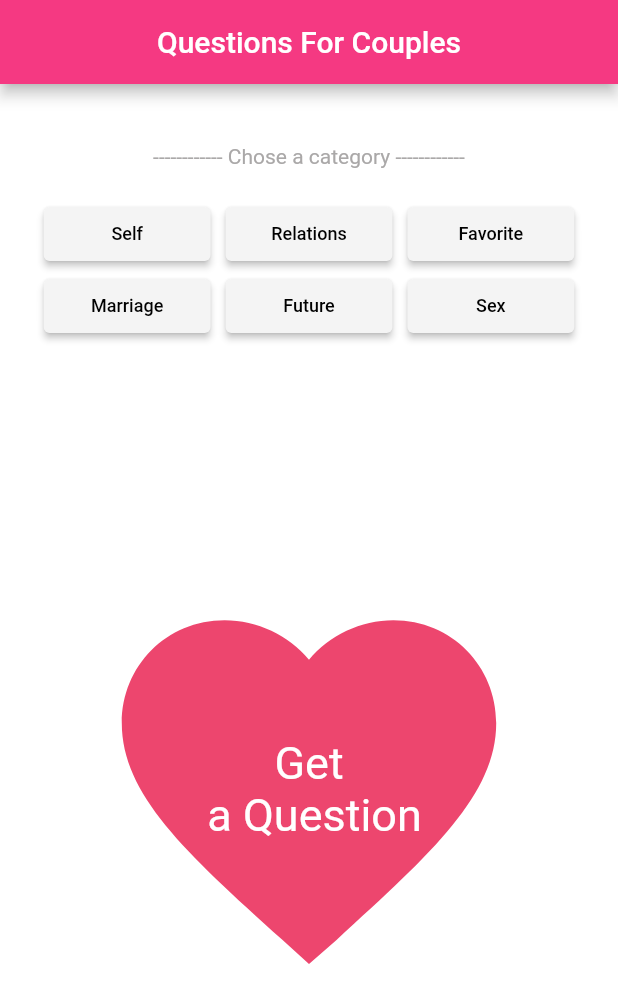
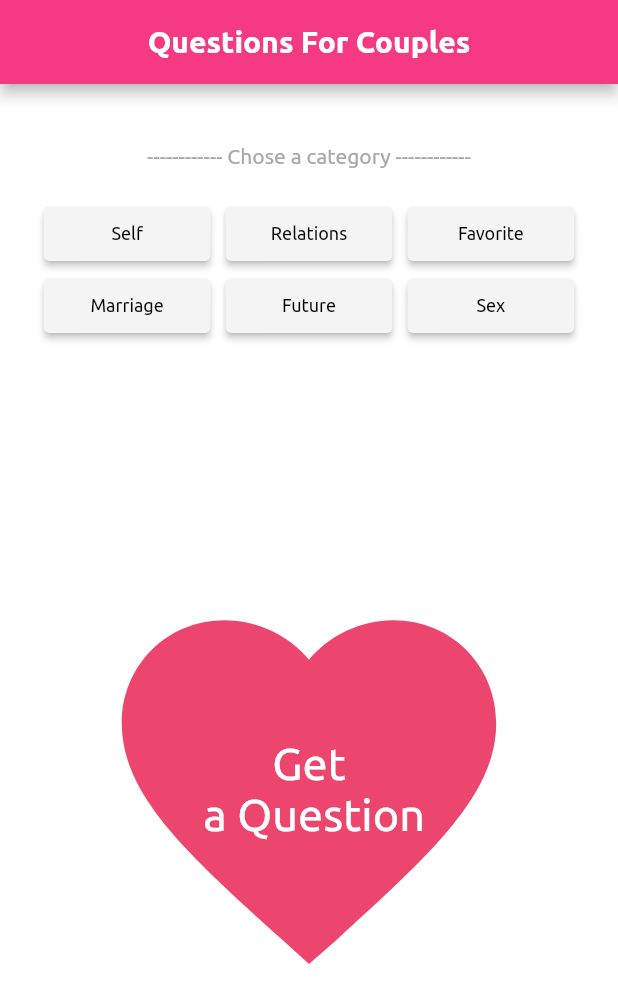
Before and after one commit to Baronsindo/questions_for_couples, a Flutter app: the screen it shows after launch, on a phone screen of 412 x 824 dp. Shown: the top 1003 px of the screen. Run offline on Flutter 3.47's test engine with Material 2 defaults, Android fonts, the phone set to English and light mode, and no system bars; our stand-ins replace flutter_spinkit, sqflite; accounts and stored records are empty.

Commit message:
Zedt ubuntu fonts

```diff
--- a/lib/main.dart
+++ b/lib/main.dart
@@ -18,7 +18,9 @@ class MyApp extends StatelessWidget {
     return MaterialApp(
       title: 'Flutter Demo',
       theme: ThemeData(
-          // This is the theme of your application.
+        fontFamily: 'Ubuntu',
+        // This is the theme of your
+        //theme: ThemeData(fontFamily: 'Raleway'), application.
         //
         // Try running your application with "flutter run". You'll see the
         // application has a blue toolbar. Then, without quitting the app, try
@@ -129,7 +131,15 @@ class _MyHomePageState extends State<MyHomePage> {
   Widget build(BuildContext context) {
     return new Scaffold(
       appBar: AppBar(
-        title: Center(child: Text('Questions For Couples')),
+        title: Center(
+          child: Text(
+            'Questions For Couples',
+            style: TextStyle(
+              fontFamily: "Ubuntu",
+              fontWeight: FontWeight.bold,
+            ),
+          ),
+        ),
         backgroundColor: Color(0xFFF53982),
       ),
       body: Stack(
```
Also changed, not shown: pubspec.yaml (+6 -5 lines), assets/fonts/Ubuntu-Bold.ttf (added), assets/fonts/Ubuntu-Light.ttf (added), assets/fonts/Ubuntu-Regular.ttf (added). Lines whose indentation alone changed are shown as unchanged.
